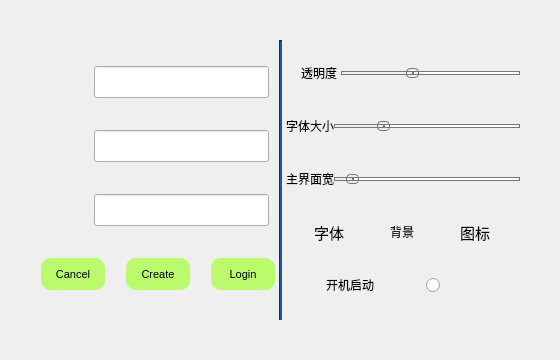
Old version of the form deltaNote_client/client/ui/setting/login.ui in the repository delta1037/deltaNote_repo.
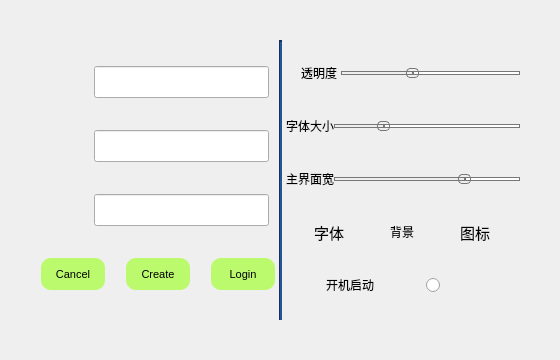
New version of the form. Icons and pictures are not drawn.

```diff
--- a/deltaNote_client/client/ui/setting/login.ui
+++ b/deltaNote_client/client/ui/setting/login.ui
@@ -773,13 +773,16 @@
 }</string>
            </property>
            <property name="minimum">
-            <number>280</number>
+            <number>50</number>
            </property>
            <property name="maximum">
-            <number>560</number>
+            <number>400</number>
            </property>
            <property name="singleStep">
-            <number>10</number>
+            <number>20</number>
+           </property>
+           <property name="pageStep">
+            <number>20</number>
            </property>
            <property name="value">
             <number>300</number>
```
